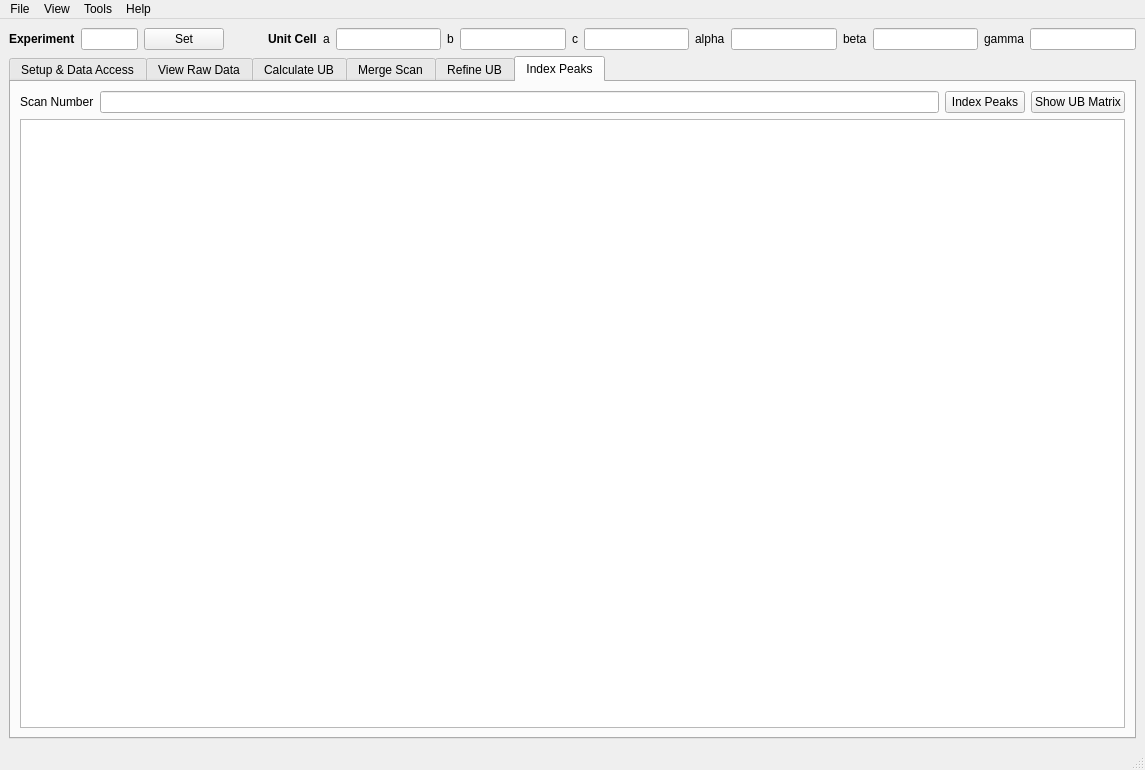
Qt form Code/Mantid/scripts/HFIR_4Circle_Reduction/MainWindow.ui (mantidproject/mantid) before a commit.
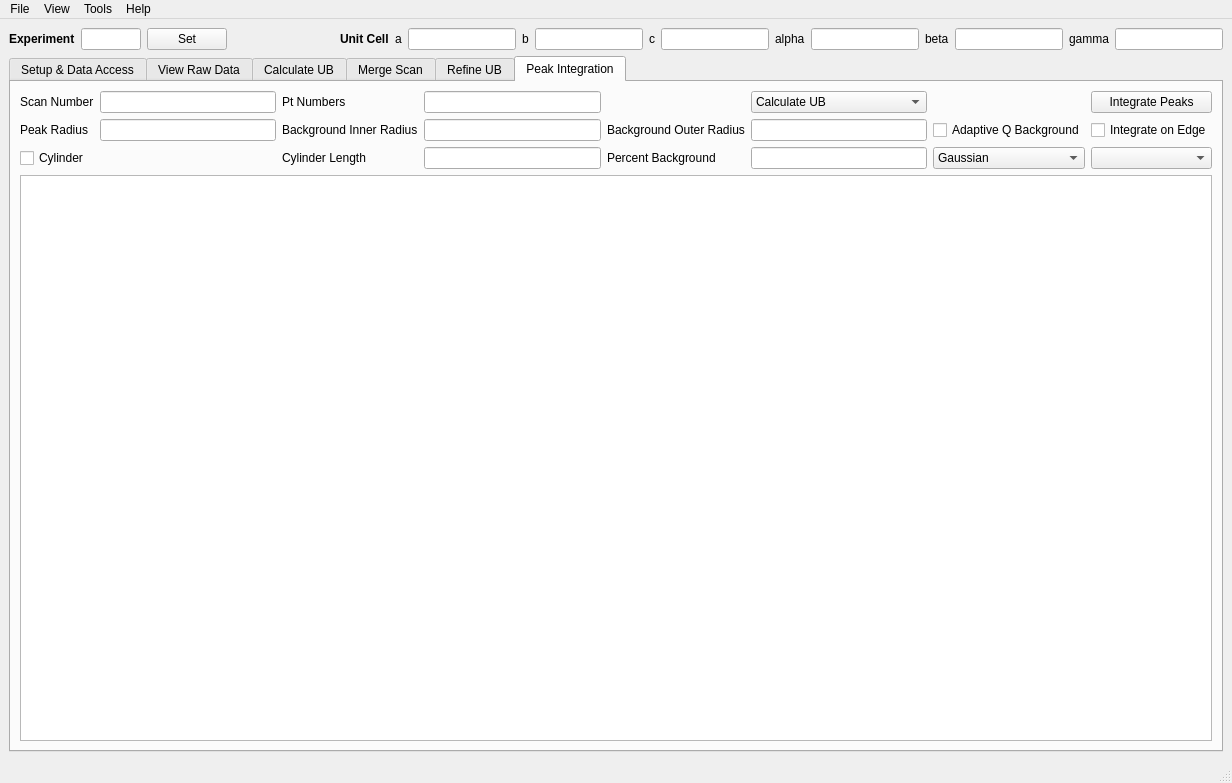
The same form after that commit. The open tabs and pages were chosen to show the change. Custom widgets are drawn as their Qt base class.

Commit message: Refs #12122. Checkpointing progress on peak integration.

Diff of the .ui file:
```diff
--- a/Code/Mantid/scripts/HFIR_4Circle_Reduction/MainWindow.ui
+++ b/Code/Mantid/scripts/HFIR_4Circle_Reduction/MainWindow.ui
@@ -6,8 +6,8 @@
    <rect>
     <x>0</x>
     <y>0</y>
-    <width>1145</width>
-    <height>770</height>
+    <width>1232</width>
+    <height>783</height>
    </rect>
   </property>
   <property name="windowTitle">
@@ -1996,39 +1996,154 @@
           </widget>
           <widget class="QWidget" name="tab_indexPeak">
            <attribute name="title">
-            <string>Index Peaks</string>
+            <string>Peak Integration</string>
            </attribute>
            <layout class="QVBoxLayout" name="verticalLayout_11">
             <item>
-             <layout class="QHBoxLayout" name="horizontalLayout_16">
-              <item>
+             <layout class="QGridLayout" name="gridLayout_13">
+              <item row="1" column="6">
+               <widget class="QCheckBox" name="checkBox_adaptQBkgd">
+                <property name="text">
+                 <string>Adaptive Q Background</string>
+                </property>
+               </widget>
+              </item>
+              <item row="0" column="1">
+               <widget class="QLineEdit" name="lineEdit_scanIntegratePeak">
+                <property name="sizePolicy">
+                 <sizepolicy hsizetype="Preferred" vsizetype="Fixed">
+                  <horstretch>0</horstretch>
+                  <verstretch>0</verstretch>
+                 </sizepolicy>
+                </property>
+               </widget>
+              </item>
+              <item row="2" column="0">
+               <widget class="QCheckBox" name="checkBox_cylinder">
+                <property name="text">
+                 <string>Cylinder</string>
+                </property>
+               </widget>
+              </item>
+              <item row="1" column="3">
+               <widget class="QLineEdit" name="lineEdit_bkgdInnerR"/>
+              </item>
+              <item row="1" column="5">
+               <widget class="QLineEdit" name="lineEdit_bkgdOuterR"/>
+              </item>
+              <item row="2" column="4">
+               <widget class="QLabel" name="label_36">
+                <property name="text">
+                 <string>Percent Background</string>
+                </property>
+               </widget>
+              </item>
+              <item row="1" column="7">
+               <widget class="QCheckBox" name="checkBox_integrateOnEdge">
+                <property name="text">
+                 <string>Integrate on Edge</string>
+                </property>
+               </widget>
+              </item>
+              <item row="0" column="0">
                <widget class="QLabel" name="label_5">
                 <property name="text">
                  <string>Scan Number</string>
                 </property>
                </widget>
               </item>
-              <item>
-               <widget class="QLineEdit" name="lineEdit_scanIndexPeak"/>
+              <item row="1" column="0">
+               <widget class="QLabel" name="label_34">
+                <property name="text">
+                 <string>Peak Radius</string>
+                </property>
+               </widget>
               </item>
-              <item>
-               <widget class="QPushButton" name="pushButton_6">
+              <item row="0" column="3">
+               <widget class="QLineEdit" name="lineEdit_ptNumListIntPeak"/>
+              </item>
+              <item row="2" column="7">
+               <widget class="QComboBox" name="comboBox_cylinderIntOption"/>
+              </item>
+              <item row="0" column="7">
+               <widget class="QPushButton" name="pushButton_integratePeak">
                 <property name="text">
-                 <string>Index Peaks</string>
+                 <string>Integrate Peaks</string>
                 </property>
                </widget>
               </item>
-              <item>
-               <widget class="QPushButton" name="pushButton_5">
+              <item row="2" column="5">
+               <widget class="QLineEdit" name="lineEdit_cylinderBkgdPercent"/>
+              </item>
+              <item row="1" column="4">
+               <widget class="QLabel" name="label_35">
                 <property name="text">
-                 <string>Show UB Matrix</string>
+                 <string>Background Outer Radius</string>
                 </property>
                </widget>
               </item>
+              <item row="0" column="5">
+               <widget class="QComboBox" name="comboBox_3">
+                <property name="toolTip">
+                 <string>&lt;html&gt;&lt;head/&gt;&lt;body&gt;&lt;p&gt;Choose the name of the tab, in which the UB matrix is used to convert signals to HKL frame.&lt;/p&gt;&lt;/body&gt;&lt;/html&gt;</string>
+                </property>
+                <item>
+                 <property name="text">
+                  <string>Calculate UB</string>
+                 </property>
+                </item>
+                <item>
+                 <property name="text">
+                  <string>Merge Scan</string>
+                 </property>
+                </item>
+                <item>
+                 <property name="text">
+                  <string>Refine UB</string>
+                 </property>
+                </item>
+               </widget>
+              </item>
+              <item row="2" column="6">
+               <widget class="QComboBox" name="comboBox_cylinderProfile">
+                <item>
+                 <property name="text">
+                  <string>Gaussian</string>
+                 </property>
+                </item>
+               </widget>
+              </item>
+              <item row="2" column="2">
+               <widget class="QLabel" name="label_39">
+                <property name="text">
+                 <string>Cylinder Length</string>
+                </property>
+               </widget>
+              </item>
+              <item row="1" column="2">
+               <widget class="QLabel" name="label_37">
+                <property name="text">
+                 <string>Background Inner Radius</string>
+                </property>
+               </widget>
+              </item>
+              <item row="2" column="3">
+               <widget class="QLineEdit" name="lineEdit_cylinderLength"/>
+              </item>
+              <item row="0" column="2">
+               <widget class="QLabel" name="label_33">
+                <property name="text">
+                 <string>Pt Numbers</string>
+                </property>
+               </widget>
+              </item>
+              <item row="1" column="1">
+               <widget class="QLineEdit" name="lineEdit_peakRadius"/>
+              </item>
              </layout>
             </item>
             <item>
-             <widget class="QTableView" name="tableView_peakIndex"/>
+             <widget class="IntegratePeaksTableWidget" name="tableWidget_peakIndex"/>
             </item>
            </layout>
           </widget>
@@ -2045,7 +2160,7 @@
     <rect>
      <x>0</x>
      <y>0</y>
-     <width>1145</width>
+     <width>1232</width>
      <height>25</height>
     </rect>
    </property>
@@ -2160,6 +2275,11 @@
    <extends>QTableWidget</extends>
    <header>hfctables.h</header>
   </customwidget>
+  <customwidget>
+   <class>IntegratePeaksTableWidget</class>
+   <extends>QTableWidget</extends>
+   <header>hfctables.h</header>
+  </customwidget>
  </customwidgets>
  <resources/>
  <connections/>
```
Left out of the diff: 2 changed lines with no effect on the pictures. The commit also changes 2 other files.
